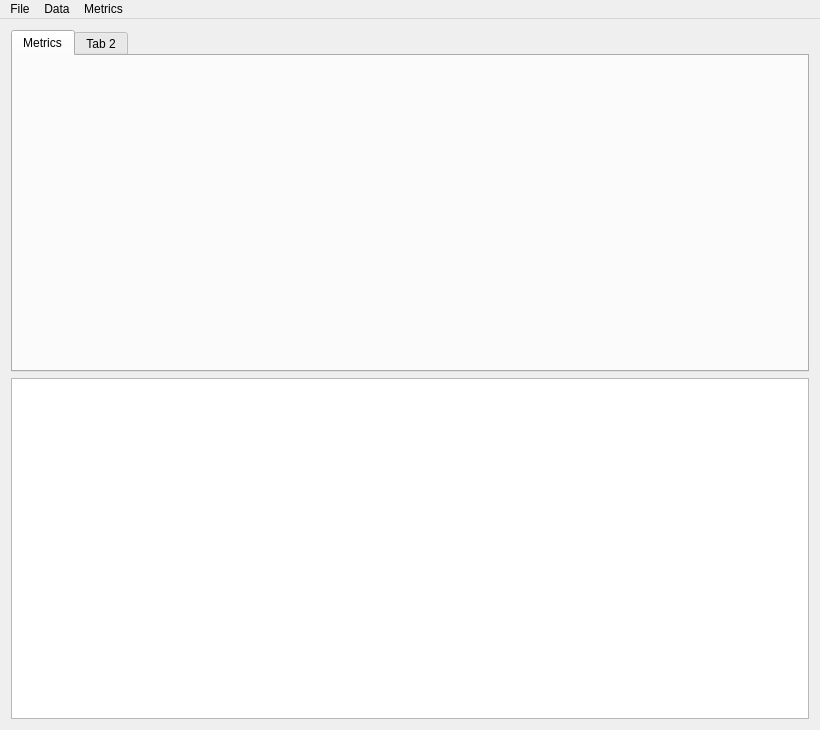
Before: the Qt Designer form src/gui/CMainWindow.ui in sed-szeged/tam, drawn with Qt 5.
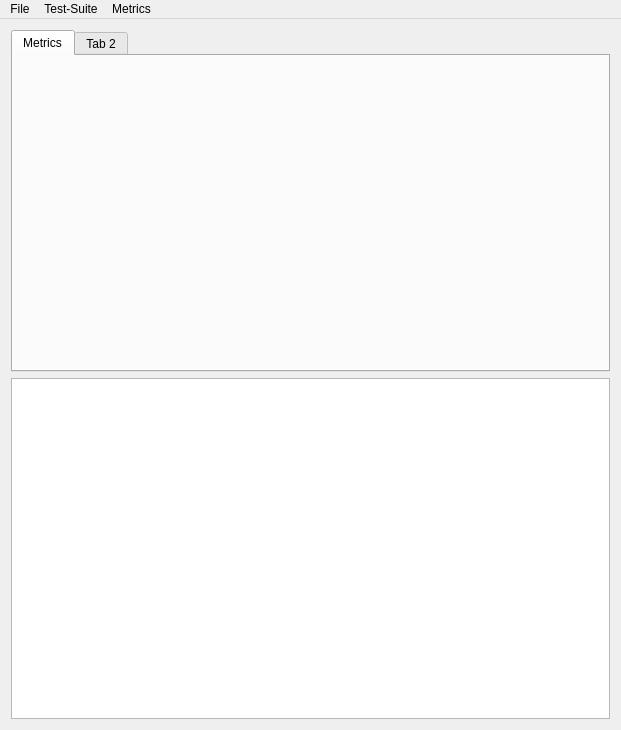
After: the same form once the commit is applied.

Commit message: Added CWorkspace class for storing results and test-suites.

What changed in the file:
```diff
--- a/src/gui/CMainWindow.ui
+++ b/src/gui/CMainWindow.ui
@@ -6,7 +6,7 @@
    <rect>
     <x>0</x>
     <y>0</y>
-    <width>820</width>
+    <width>621</width>
     <height>730</height>
    </rect>
   </property>
@@ -20,8 +20,8 @@
    <string>Test-suite Analysis and Manipulation</string>
   </property>
   <widget class="QWidget" name="centralWidget">
-   <layout class="QVBoxLayout" name="verticalLayout">
-    <item>
+   <layout class="QGridLayout" name="gridLayout">
+    <item row="0" column="0">
      <widget class="QTabWidget" name="tabWidget">
       <property name="enabled">
        <bool>true</bool>
@@ -41,7 +41,7 @@
       </widget>
      </widget>
     </item>
-    <item>
+    <item row="1" column="0">
      <widget class="QTextBrowser" name="textBrowserOutput"/>
     </item>
    </layout>
@@ -51,7 +51,7 @@
     <rect>
      <x>0</x>
      <y>0</y>
-     <width>820</width>
+     <width>621</width>
      <height>25</height>
     </rect>
    </property>
@@ -67,9 +67,12 @@
     <addaction name="separator"/>
     <addaction name="actionExit"/>
    </widget>
-   <widget class="QMenu" name="menuData">
+   <widget class="QMenu" name="menuTestSuite">
+    <property name="enabled">
+     <bool>true</bool>
+    </property>
     <property name="title">
-     <string>Data</string>
+     <string>Test-Suite</string>
     </property>
     <widget class="QMenu" name="menuRead">
      <property name="title">
@@ -93,12 +96,15 @@
     <addaction name="menuDump"/>
    </widget>
    <widget class="QMenu" name="menuMetrics">
+    <property name="enabled">
+     <bool>true</bool>
+    </property>
     <property name="title">
      <string>Metrics</string>
     </property>
    </widget>
    <addaction name="menuFile"/>
-   <addaction name="menuData"/>
+   <addaction name="menuTestSuite"/>
    <addaction name="menuMetrics"/>
   </widget>
   <action name="actionOpenConfiguration">
```
Left out of the diff: 30 changed lines with no effect on the pictures. The commit also changes 10 other files.
